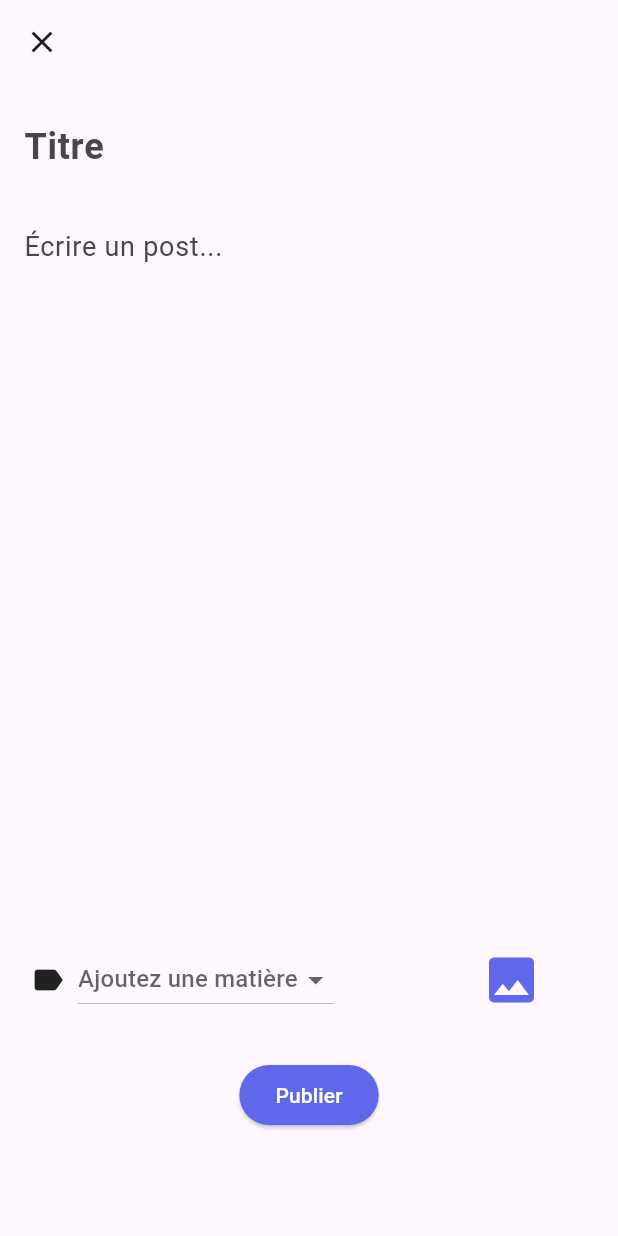
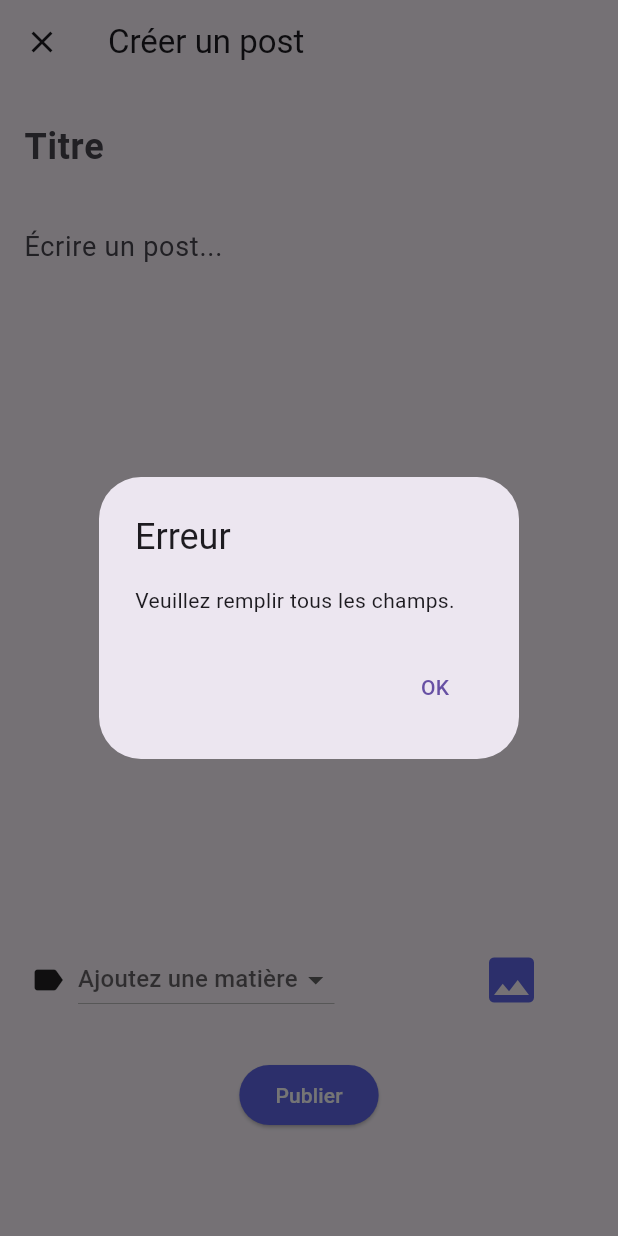
Before and after one commit to AmineIsWorking/TutorInsa, a Flutter app: the CreatePost screen opened directly, after a tap on "Publier", on a phone screen of 412 x 824 dp. Run offline on Flutter 3.47's test engine with Material 3 defaults, Android fonts, the light colour scheme and no system bars; our stand-ins replace cloud_firestore, firebase_core, firebase_storage, image_picker, youtube_player_flutter; accounts and stored records are empty; generated files the repository leaves out were written again.

```diff
--- a/lib/pages/User/createpost.dart
+++ b/lib/pages/User/createpost.dart
@@ -1,7 +1,8 @@
 import 'dart:io';
-import 'package:cloud_firestore/cloud_firestore.dart';
 import 'package:flutter/material.dart';
 import 'package:image_picker/image_picker.dart';
+import 'package:cloud_firestore/cloud_firestore.dart';
+import 'package:firebase_storage/firebase_storage.dart';
 
 class CreatePost extends StatefulWidget {
   const CreatePost({super.key});
@@ -17,7 +18,7 @@ class _CreatePostState extends State<CreatePost> {
   final ImagePicker _picker = ImagePicker();
   XFile? _image;
   String? _selectedSubject;
-  CollectionReference postsrefs = FirebaseFirestore.instance.collection("Posts");
+  CollectionReference postsRef = FirebaseFirestore.instance.collection('Posts');
 
   // Liste prédéfinie de matières
   final List<String> _subjects = [
@@ -46,16 +47,50 @@ class _CreatePostState extends State<CreatePost> {
     });
   }
 
-  void _publishPost() {
-    // Ajoutez votre logique de publication ici
-    print("Post publié avec titre : ${_titleController.text}, contenu : ${_contentController.text}, tags : $_tags, image : ${_image?.path}");
+  Future<void> _publishPost() async {
+    if (_titleController.text.isEmpty || _contentController.text.isEmpty) {
+      showDialog(
+        context: context,
+        builder: (BuildContext context) {
+          return AlertDialog(
+            title: Text('Erreur'),
+            content: Text('Veuillez remplir tous les champs.'),
+            actions: [
+              TextButton(
+                child: Text('OK'),
+                onPressed: () {
+                  Navigator.of(context).pop();
+                },
+              ),
+            ],
+          );
+        },
+      );
+      return;
+    }
 
-    postsrefs.add({
-      "Titre": _titleController.text,
-      "Contenu": _contentController.text,
-      "Tag": _tags,
-      "Image": _titleController.text
+    String imageUrl = '';
+
+    if (_image != null) {
+      // Uploader l'image vers Firebase Storage
+      Reference storageRef = FirebaseStorage.instance.ref().child('images').child('${DateTime.now()}.jpg');
+      UploadTask uploadTask = storageRef.putFile(File(_image!.path));
+      await uploadTask.whenComplete(() async {
+        imageUrl = await storageRef.getDownloadURL();
       });
+    }
+
+    // Enregistrer le post dans Firestore
+    await postsRef.add({
+      'Titre': _titleController.text,
+      'Contenu': _contentController.text,
+      'Tags': _tags,
+      'Image': imageUrl,
+      'Timestamp': FieldValue.serverTimestamp(),
+    });
+
+    // Fermer l'écran de création de post
+    Navigator.pop(context);
   }
 
   Future<void> _pickImage() async {
@@ -71,11 +106,12 @@ class _CreatePostState extends State<CreatePost> {
     return Scaffold(
       appBar: AppBar(
         leading: IconButton(
-          icon: const Icon(Icons.close),
+          icon: Icon(Icons.close),
           onPressed: () {
             Navigator.pop(context);
           },
         ),
+        title: Text('Créer un post'),
       ),
       resizeToAvoidBottomInset: false,
       body: Stack(
@@ -121,7 +157,7 @@ class _CreatePostState extends State<CreatePost> {
                           child: Container(
                             color: Colors.black54,
                             child: IconButton(
-                              icon: const Icon(Icons.close, color: Colors.white),
+                              icon: Icon(Icons.close, color: Colors.white),
                               onPressed: () {
                                 setState(() {
                                   _image = null;
--- a/pubspec.yaml
+++ b/pubspec.yaml
@@ -33,6 +33,7 @@ dependencies:
   youtube_player_flutter: ^8.0.0
   page_transition: ^2.0.4
   image_picker: ^0.8.4+4
+  firebase_storage: 12.0.1
 
 
   # The following adds the Cupertino Icons font to your application.
```
Also changed, not shown: lib/pages/User/posts.dart (+37 -10 lines), pubspec.lock, 3 other files. Lines whose indentation alone changed are shown as unchanged.
